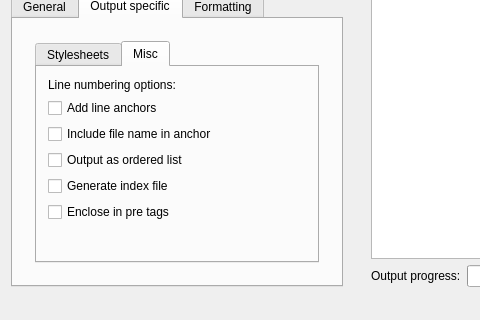
Above: highlight/src/gui-qt/mainwindow.ui from svn2github/highlight before the change; both pictures show x 0 to 480 and y 532 to 852 of the 957 by 852 pixel window. Below: the same form after it.
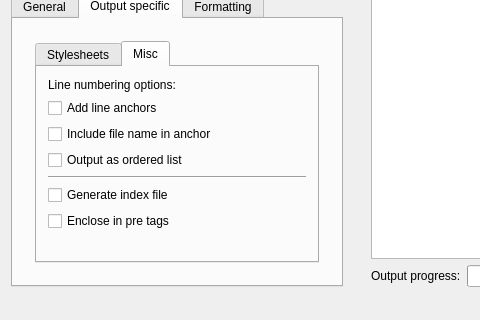
That is the form after the change. The open tabs and pages were chosen to show the change. Icons and pictures are not drawn.

What changed in the file:
```diff
--- a/highlight/src/gui-qt/mainwindow.ui
+++ b/highlight/src/gui-qt/mainwindow.ui
@@ -1132,6 +1132,13 @@
                    </property>
                   </widget>
                  </item>
+                 <item>
+                  <widget class="Line" name="line">
+                   <property name="orientation">
+                    <enum>Qt::Horizontal</enum>
+                   </property>
+                  </widget>
+                 </item>
                  <item>
                   <widget class="QCheckBox" name="cbHTMLIndex">
                    <property name="toolTip">
```
Left out of the diff: 4 changed lines with no effect on the pictures.
